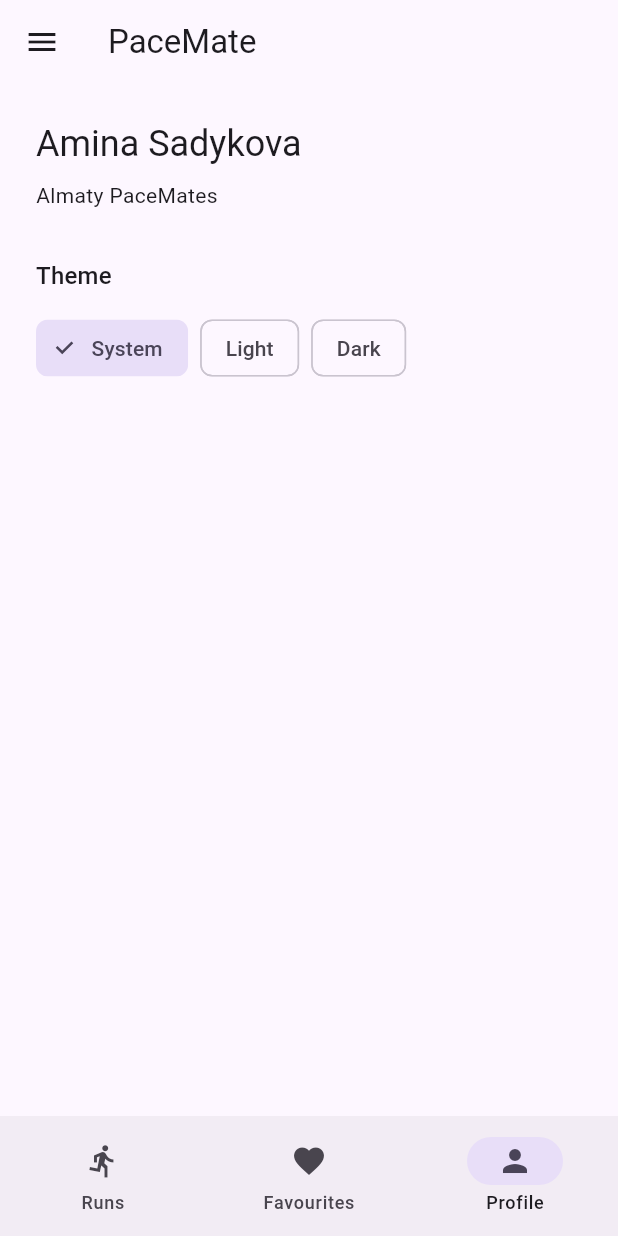
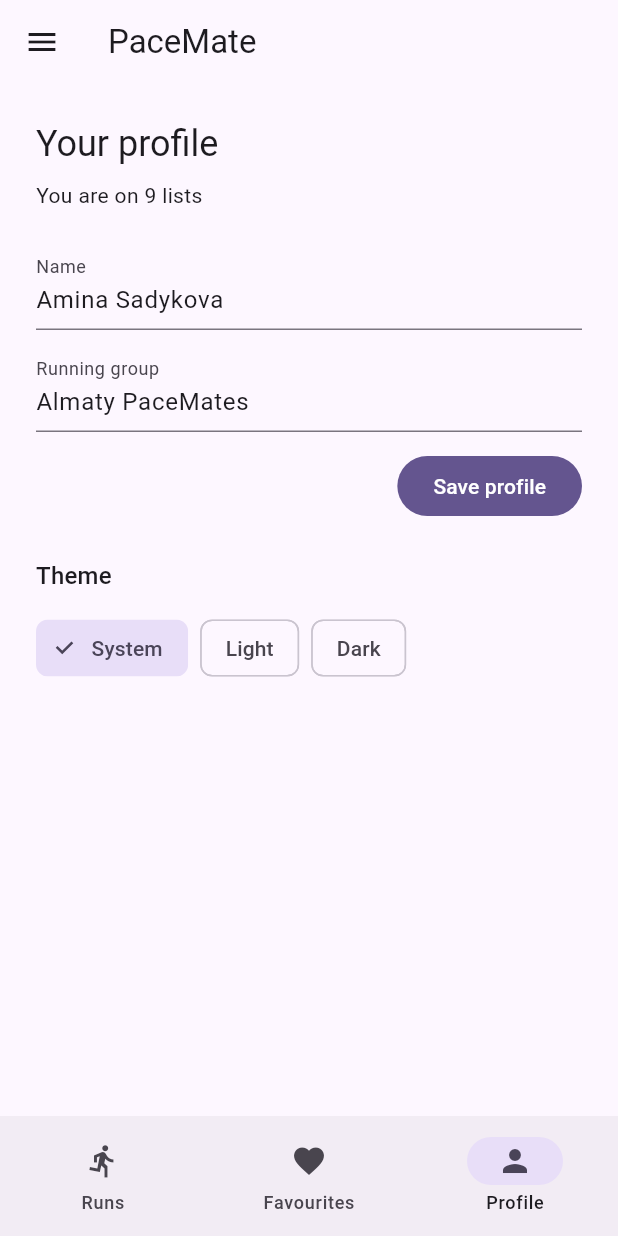
Before and after one commit to ZBekzat/flutter-2026-bekzat, a Flutter app: the screen it shows after launch, item 3 of the bottom bar chosen, on a phone screen of 412 x 824 dp. Run offline on Flutter 3.47's test engine with Material 3 defaults, Android fonts, the phone set to English and light mode, and no system bars.

Commit message:
feat(lab1): complete profile favourites and run management

```diff
--- a/lab1/lib/routes.dart
+++ b/lab1/lib/routes.dart
@@ -12,13 +12,15 @@ class RunDetailsArguments {
     required this.item,
     required this.profile,
     required this.onParticipantsChanged,
+    required this.onDeleteRun,
     required this.onOpenProfile,
     required this.onEditRun,
   });
 
   final Item item;
   final Profile profile;
-  final Item Function(Item updatedItem) onParticipantsChanged;
+  final Item Function(Item currentItem, Item updatedItem) onParticipantsChanged;
+  final void Function(Item item) onDeleteRun;
   final void Function() onOpenProfile;
   final Future<Item?> Function(Item item) onEditRun;
 }
--- a/lab1/lib/screens/profile_screen.dart
+++ b/lab1/lib/screens/profile_screen.dart
@@ -2,27 +2,124 @@ import 'package:flutter/material.dart';
 
 import '../models/profile.dart';
 
-class ProfileScreen extends StatelessWidget {
+class ProfileScreen extends StatefulWidget {
   const ProfileScreen({
     super.key,
     required this.profile,
+    required this.listsCount,
+    required this.onProfileChanged,
     required this.themeMode,
     required this.onThemeModeChanged,
   });
 
   final Profile profile;
+  final int listsCount;
+  final ValueChanged<Profile> onProfileChanged;
   final ThemeMode themeMode;
   final ValueChanged<ThemeMode> onThemeModeChanged;
+
+  @override
+  State<ProfileScreen> createState() => _ProfileScreenState();
+}
+
+class _ProfileScreenState extends State<ProfileScreen> {
+  final _formKey = GlobalKey<FormState>();
+  late final TextEditingController _nameController;
+  late final TextEditingController _groupController;
+
+  static final _groupPattern = RegExp(r"^[A-Za-z0-9][A-Za-z0-9 '-]{1,39}$");
+
+  @override
+  void initState() {
+    super.initState();
+    _nameController = TextEditingController(text: widget.profile.name);
+    _groupController = TextEditingController(text: widget.profile.group);
+  }
+
+  @override
+  void didUpdateWidget(covariant ProfileScreen oldWidget) {
+    super.didUpdateWidget(oldWidget);
+    if (oldWidget.profile.name != widget.profile.name) {
+      _nameController.text = widget.profile.name;
+    }
+    if (oldWidget.profile.group != widget.profile.group) {
+      _groupController.text = widget.profile.group;
+    }
+  }
+
+  void _saveProfile() {
+    if (!(_formKey.currentState?.validate() ?? false)) {
+      return;
+    }
+    widget.onProfileChanged(
+      Profile(
+        name: _nameController.text.trim(),
+        group: _groupController.text.trim(),
+      ),
+    );
+  }
+
+  String? _validateName(String? value) =>
+      (value?.trim().isNotEmpty ?? false) ? null : 'Enter your name.';
+
+  String? _validateGroup(String? value) {
+    final group = value?.trim() ?? '';
+    if (group.isEmpty) {
+      return 'Enter a running group.';
+    }
+    if (!_groupPattern.hasMatch(group)) {
+      return 'Use 2–40 letters, numbers, spaces, apostrophes, or hyphens.';
+    }
+    return null;
+  }
+
+  @override
+  void dispose() {
+    _nameController.dispose();
+    _groupController.dispose();
+    super.dispose();
+  }
 
   @override
   Widget build(BuildContext context) {
     return ListView(
       padding: const EdgeInsets.all(24),
       children: [
-        Text(profile.name, style: Theme.of(context).textTheme.headlineSmall),
+        Text('Your profile', style: Theme.of(context).textTheme.headlineSmall),
         const SizedBox(height: 8),
-        Text(profile.group),
-        const SizedBox(height: 32),
+        Text('You are on ${widget.listsCount} lists'),
+        const SizedBox(height: 24),
+        Form(
+          key: _formKey,
+          child: Column(
+            children: [
+              TextFormField(
+                controller: _nameController,
+                textInputAction: TextInputAction.next,
+                decoration: const InputDecoration(labelText: 'Name'),
+                validator: _validateName,
+                onFieldSubmitted: (_) => _saveProfile(),
+              ),
+              const SizedBox(height: 12),
+              TextFormField(
+                controller: _groupController,
+                textInputAction: TextInputAction.done,
+                decoration: const InputDecoration(labelText: 'Running group'),
+                validator: _validateGroup,
+                onFieldSubmitted: (_) => _saveProfile(),
+              ),
+              const SizedBox(height: 12),
+              Align(
+                alignment: Alignment.centerRight,
+                child: FilledButton(
+                  onPressed: _saveProfile,
+                  child: const Text('Save profile'),
+                ),
+              ),
+            ],
+          ),
+        ),
+        const SizedBox(height: 24),
         Text('Theme', style: Theme.of(context).textTheme.titleMedium),
         const SizedBox(height: 12),
         Wrap(
@@ -30,18 +127,18 @@ class ProfileScreen extends StatelessWidget {
           children: [
             ChoiceChip(
               label: const Text('System'),
-              selected: themeMode == ThemeMode.system,
-              onSelected: (_) => onThemeModeChanged(ThemeMode.system),
+              selected: widget.themeMode == ThemeMode.system,
+              onSelected: (_) => widget.onThemeModeChanged(ThemeMode.system),
             ),
             ChoiceChip(
               label: const Text('Light'),
-              selected: themeMode == ThemeMode.light,
-              onSelected: (_) => onThemeModeChanged(ThemeMode.light),
+              selected: widget.themeMode == ThemeMode.light,
+              onSelected: (_) => widget.onThemeModeChanged(ThemeMode.light),
             ),
             ChoiceChip(
               label: const Text('Dark'),
-              selected: themeMode == ThemeMode.dark,
-              onSelected: (_) => onThemeModeChanged(ThemeMode.dark),
+              selected: widget.themeMode == ThemeMode.dark,
+              onSelected: (_) => widget.onThemeModeChanged(ThemeMode.dark),
             ),
           ],
         ),
```
Also changed, not shown: lab1/lib/app_shell.dart (+52 -14 lines), lab1/lib/screens/run_details_screen.dart (+54 -4 lines).
